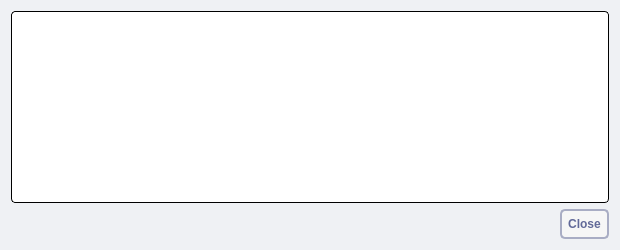
First picture: the form in src/qt/forms/transactiondescdialog.ui, repository navcoin/navcoin-core, before the edit.
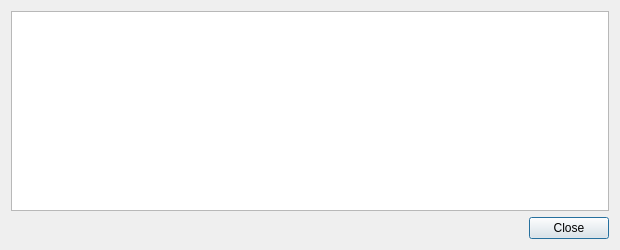
Second picture: the form after the edit.

The edit to the form file:
```diff
--- a/src/qt/forms/transactiondescdialog.ui
+++ b/src/qt/forms/transactiondescdialog.ui
@@ -14,7 +14,7 @@
    <string notr="true">Transaction details</string>
   </property>
   <property name="styleSheet">
-   <string notr="true">background: #eff1f4; border: 0</string>
+   <string notr="true"/>
   </property>
   <layout class="QVBoxLayout" name="verticalLayout">
    <item>
@@ -23,7 +23,7 @@
       <string>This pane shows a detailed description of the transaction</string>
      </property>
      <property name="styleSheet">
-      <string notr="true">background: #fff; border-radius: 4px; border: 1px solid #000; padding:2px</string>
+      <string notr="true"/>
      </property>
      <property name="readOnly">
       <bool>true</bool>
@@ -33,7 +33,7 @@
    <item>
     <widget class="QDialogButtonBox" name="buttonBox">
      <property name="styleSheet">
-      <string notr="true"> background: #f6f6f6; border: 2px solid #a9adc4; border-radius: 5px; padding: 6px; text-transform: uppercase; color: #616998; font-weight: bold</string>
+      <string notr="true"/>
      </property>
      <property name="orientation">
       <enum>Qt::Horizontal</enum>
```
